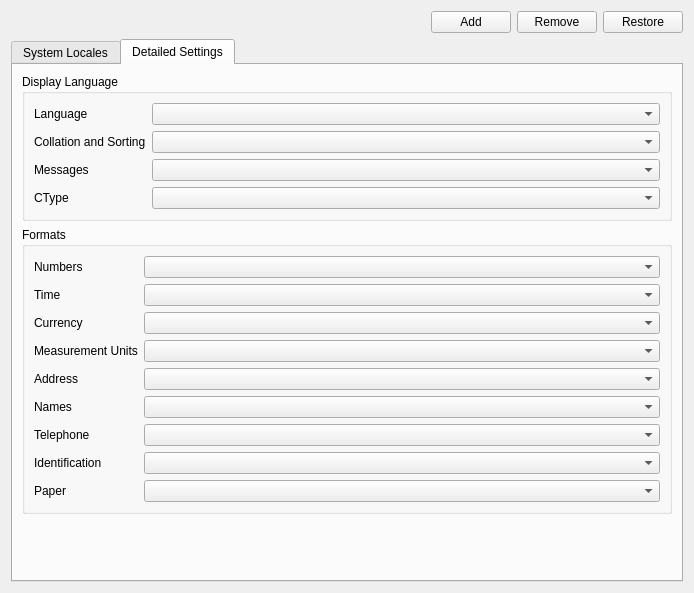
This is src/manjaro-settings-manager/pages/PageLanguage.ui in manjaro/manjaro-settings-manager as Qt 5 draws it before an edit. The edited form follows.
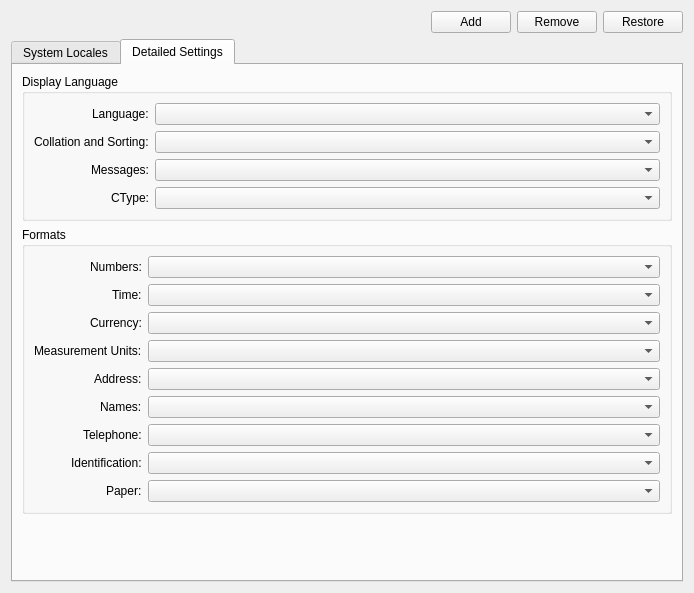
This is the edited form. The open tabs and pages were chosen to show the change.

Commit message: Fix strings, remove unused QLabels, fix layout

Diff of the .ui file:
```diff
--- a/src/manjaro-settings-manager/pages/PageLanguage.ui
+++ b/src/manjaro-settings-manager/pages/PageLanguage.ui
@@ -103,10 +103,13 @@
           <property name="fieldGrowthPolicy">
            <enum>QFormLayout::AllNonFixedFieldsGrow</enum>
           </property>
+          <property name="labelAlignment">
+           <set>Qt::AlignRight|Qt::AlignTrailing|Qt::AlignVCenter</set>
+          </property>
           <item row="0" column="0">
            <widget class="QLabel" name="langLabel">
             <property name="text">
-             <string>Language</string>
+             <string>Language:</string>
             </property>
            </widget>
           </item>
@@ -116,7 +119,7 @@
           <item row="1" column="0">
            <widget class="QLabel" name="collateLabel">
             <property name="text">
-             <string>Collation and Sorting</string>
+             <string>Collation and Sorting:</string>
             </property>
            </widget>
           </item>
@@ -126,7 +129,7 @@
           <item row="2" column="0">
            <widget class="QLabel" name="messagesLabel">
             <property name="text">
-             <string>Messages</string>
+             <string>Messages:</string>
             </property>
            </widget>
           </item>
@@ -136,7 +139,7 @@
           <item row="3" column="0">
            <widget class="QLabel" name="ctypeLabel">
             <property name="text">
-             <string>CType</string>
+             <string>CType:</string>
             </property>
            </widget>
           </item>
@@ -161,10 +164,13 @@
           <property name="fieldGrowthPolicy">
            <enum>QFormLayout::AllNonFixedFieldsGrow</enum>
           </property>
+          <property name="labelAlignment">
+           <set>Qt::AlignRight|Qt::AlignTrailing|Qt::AlignVCenter</set>
+          </property>
           <item row="0" column="0">
            <widget class="QLabel" name="numericLabel">
             <property name="text">
-             <string>Numbers</string>
+             <string>Numbers:</string>
             </property>
            </widget>
           </item>
@@ -174,7 +180,7 @@
           <item row="1" column="0">
            <widget class="QLabel" name="timeLabel">
             <property name="text">
-             <string>Time</string>
+             <string>Time:</string>
             </property>
            </widget>
           </item>
@@ -184,7 +190,7 @@
           <item row="2" column="0">
            <widget class="QLabel" name="monetaryLabel">
             <property name="text">
-             <string>Currency</string>
+             <string>Currency:</string>
             </property>
            </widget>
           </item>
@@ -194,7 +200,7 @@
           <item row="3" column="0">
            <widget class="QLabel" name="measurementLabel">
             <property name="text">
-             <string>Measurement Units</string>
+             <string>Measurement Units:</string>
             </property>
            </widget>
           </item>
@@ -204,7 +210,7 @@
           <item row="4" column="0">
            <widget class="QLabel" name="addressLabel">
             <property name="text">
-             <string>Address</string>
+             <string>Address:</string>
             </property>
            </widget>
           </item>
@@ -214,7 +220,7 @@
           <item row="5" column="0">
            <widget class="QLabel" name="nameLabel">
             <property name="text">
-             <string>Names</string>
+             <string>Names:</string>
             </property>
            </widget>
           </item>
@@ -224,7 +230,7 @@
           <item row="6" column="0">
            <widget class="QLabel" name="telephoneLabel">
             <property name="text">
-             <string>Telephone</string>
+             <string>Telephone:</string>
             </property>
            </widget>
           </item>
@@ -234,7 +240,7 @@
           <item row="7" column="0">
            <widget class="QLabel" name="identificationLabel">
             <property name="text">
-             <string>Identification</string>
+             <string>Identification:</string>
             </property>
            </widget>
           </item>
@@ -244,7 +250,7 @@
           <item row="8" column="0">
            <widget class="QLabel" name="paperLabel">
             <property name="text">
-             <string>Paper</string>
+             <string>Paper:</string>
             </property>
            </widget>
           </item>
```
The commit also changes 1 other file.
